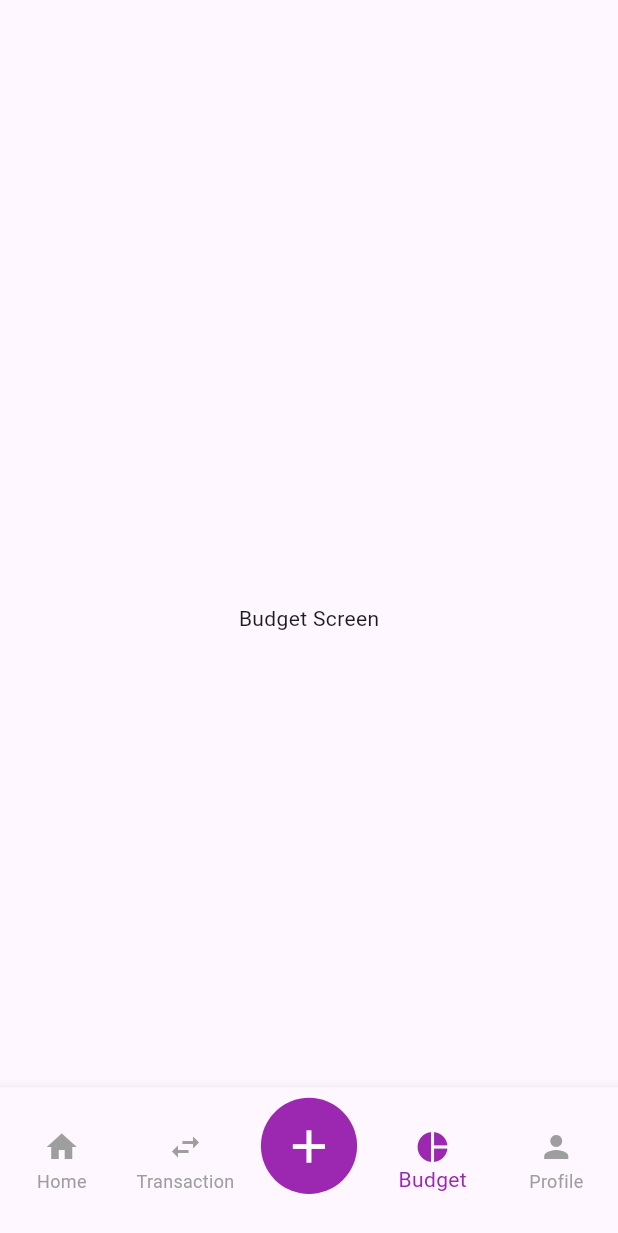
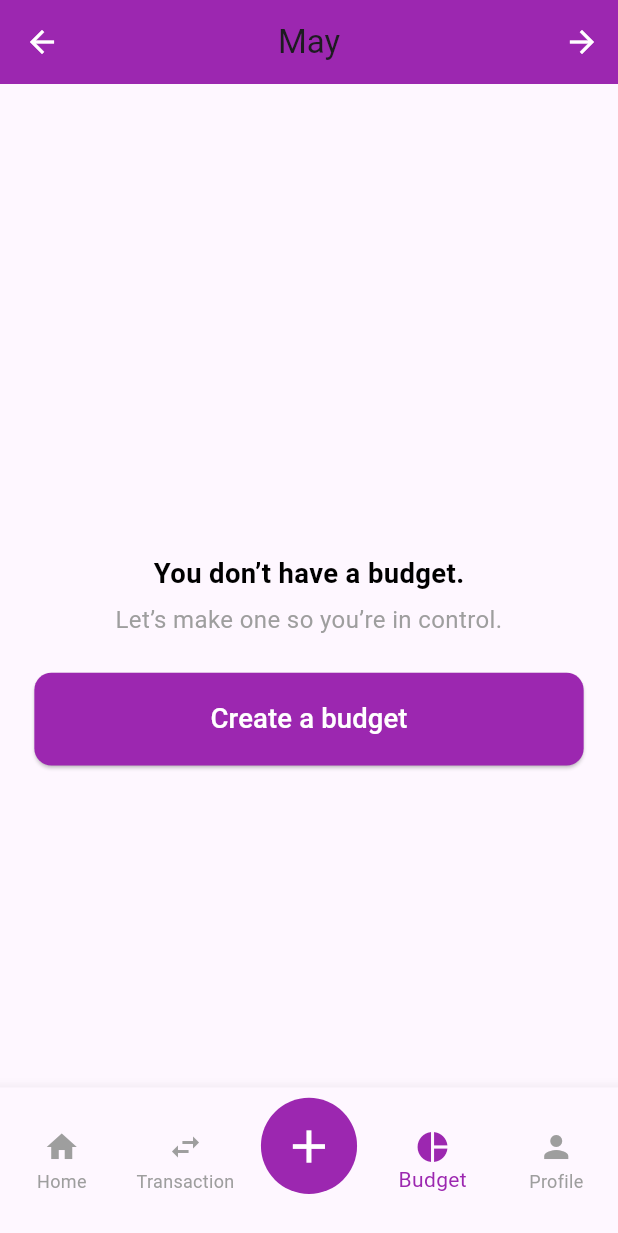
Before and after one commit to chiragdhunna/montra, a Flutter app: the screen it shows after launch, item 4 of the bottom bar chosen, on a phone screen of 412 x 824 dp. Shown: the top 1233 px of the screen. Run offline on Flutter 3.47's test engine with Material 3 defaults, Android fonts, the phone set to English and light mode, and no system bars; our stand-ins replace fl_chart, flutter_screenutil, image_picker, pinput.

Commit message:
budget screens

```diff
--- a/lib/screens/user screens/budget_screen.dart
+++ b/lib/screens/user screens/budget_screen.dart
@@ -1,4 +1,6 @@
 import 'package:flutter/material.dart';
+import 'package:flutter_screenutil/flutter_screenutil.dart';
+import 'package:montra/screens/user%20screens/budget%20screens/create_budget_screen.dart';
 
 class BudgetScreen extends StatefulWidget {
   const BudgetScreen({super.key});
@@ -10,6 +12,81 @@ class BudgetScreen extends StatefulWidget {
 class _BudgetScreenState extends State<BudgetScreen> {
   @override
   Widget build(BuildContext context) {
-    return const Scaffold(body: Center(child: Text("Budget Screen")));
+    return Scaffold(appBar: _buildAppBar(), body: _buildBody());
+  }
+
+  /// 🔹 AppBar with Month Navigation
+  AppBar _buildAppBar() {
+    return AppBar(
+      backgroundColor: Colors.purple,
+      title: const Text("May"),
+      centerTitle: true,
+      leading: IconButton(
+        icon: const Icon(Icons.arrow_back, color: Colors.white),
+        onPressed: () {},
+      ),
+      actions: [
+        IconButton(
+          icon: const Icon(Icons.arrow_forward, color: Colors.white),
+          onPressed: () {},
+        ),
+      ],
+    );
+  }
+
+  /// 🔹 Body Content
+  Widget _buildBody() {
+    return Center(
+      child: Padding(
+        padding: EdgeInsets.symmetric(horizontal: 20.w),
+        child: Column(
+          mainAxisAlignment: MainAxisAlignment.center,
+          children: [
+            Text(
+              "You don’t have a budget.",
+              style: TextStyle(
+                fontSize: 16.sp,
+                fontWeight: FontWeight.bold,
+                color: Colors.black,
+              ),
+            ),
+            SizedBox(height: 5.h),
+            Text(
+              "Let’s make one so you’re in control.",
+              style: TextStyle(fontSize: 14.sp, color: Colors.grey),
+              textAlign: TextAlign.center,
+            ),
+            SizedBox(height: 20.h),
+            _buildCreateBudgetButton(),
+          ],
+        ),
+      ),
+    );
+  }
+
+  /// 🔹 Create Budget Button
+  Widget _buildCreateBudgetButton() {
+    return SizedBox(
+      width: double.infinity,
+      child: ElevatedButton(
+        onPressed: () {
+          // Implement Budget Creation Logic
+          Navigator.of(
+            context,
+          ).push(MaterialPageRoute(builder: (builder) => CreateBudgetScreen()));
+        },
+        style: ElevatedButton.styleFrom(
+          backgroundColor: Colors.purple,
+          padding: EdgeInsets.symmetric(vertical: 15.h),
+          shape: RoundedRectangleBorder(
+            borderRadius: BorderRadius.circular(10.r),
+          ),
+        ),
+        child: Text(
+          "Create a budget",
+          style: TextStyle(fontSize: 16.sp, color: Colors.white),
+        ),
+      ),
+    );
   }
 }
```
Also changed, not shown: lib/screens/user screens/budget screens/create_budget_screen.dart (added, +162 -0 lines).
